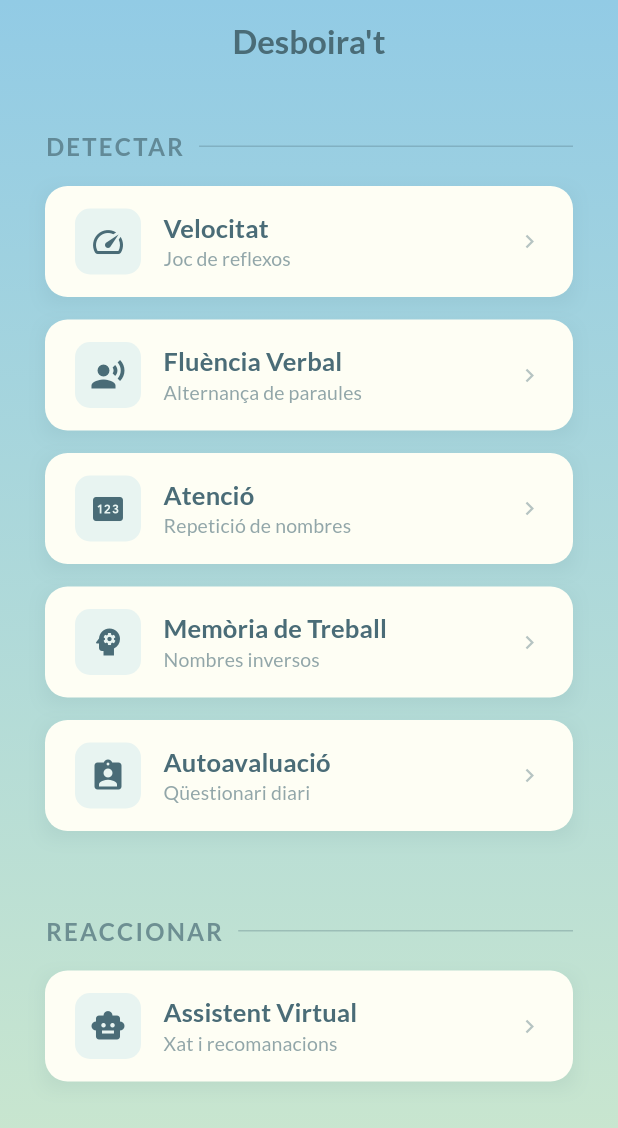
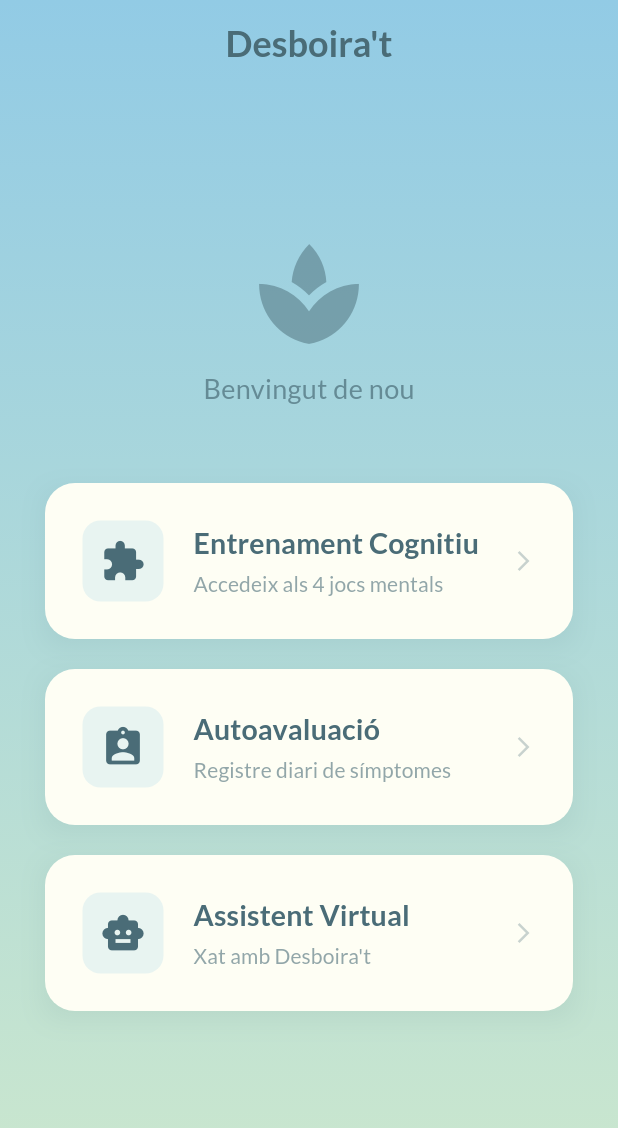
Before and after one commit to oriolmirolf/desboirat, a Flutter app: the screen it shows once a user with an empty profile is signed in, on a phone screen of 412 x 824 dp. Shown: the top 1128 px of the screen. Run offline on Flutter 3.47's test engine with Material 3 defaults, Android fonts, the phone set to English and light mode, and no system bars; our stand-ins replace cloud_firestore, firebase_auth, firebase_core, flutter_dotenv, google_fonts, google_generative_ai and 2 more; missing offline and left inert: mobile_scanner; accounts and stored records are empty.

Commit message:
feat: New home screen

```diff
--- a/desboirat/lib/screens/home_screen.dart
+++ b/desboirat/lib/screens/home_screen.dart
@@ -1,104 +1,82 @@
 import 'package:flutter/material.dart';
-import 'processing_speed_test.dart';
-import 'fluency_test.dart';
-import 'memory_test.dart';
+import '../theme/app_colors.dart';
+import 'games_menu_screen.dart';
 import 'subjective_test.dart';
 import 'chatbot_screen.dart';
-import 'package:desboirat/theme/app_colors.dart';
 
 class HomeScreen extends StatelessWidget {
   @override
   Widget build(BuildContext context) {
     return Scaffold(
-      // 1. Extend body behind AppBar so the gradient covers the status bar area
       extendBodyBehindAppBar: true,
       appBar: AppBar(
         title: Text(
           "Desboira't",
           style: TextStyle(
             color: AppColors.deepSlate,
-            fontWeight: FontWeight.bold
+            fontWeight: FontWeight.bold,
+            fontSize: 24
           )
         ),
         centerTitle: true,
-        backgroundColor: Colors.transparent, // Transparent to show gradient
-        elevation: 0, // Remove shadow for a flat, modern look
+        backgroundColor: Colors.transparent,
+        elevation: 0,
       ),
       body: Container(
-        // 2. The Main Background Gradient
         width: double.infinity,
-        height: double.infinity, // Ensures gradient fills screen
+        height: double.infinity,
         decoration: BoxDecoration(
           gradient: AppColors.mainGradient,
         ),
         child: SafeArea(
-          child: SingleChildScrollView(
           child: Padding(
             padding: const EdgeInsets.symmetric(horizontal: 30.0),
             child: Column(
-                crossAxisAlignment: CrossAxisAlignment.stretch, // Stretch buttons
+              mainAxisAlignment: MainAxisAlignment.center,
               children: [
+
+                // --- BIG ICON ---
+                Icon(Icons.spa, size: 80, color: AppColors.deepSlate.withOpacity(0.5)),
+                SizedBox(height: 10),
+                Text(
+                  "Benvingut de nou",
+                  style: TextStyle(fontSize: 18, color: AppColors.deepSlate.withOpacity(0.7)),
+                ),
+                SizedBox(height: 50),
+
+                // --- 1. GAMES MENU BUTTON ---
+                _buildMainButton(
+                  context,
+                  "Entrenament Cognitiu",
+                  "Accedeix als 4 jocs mentals",
+                  Icons.extension,
+                  GamesMenuScreen(),
+                ),
+
                 SizedBox(height: 20),
 
-                  // --- SECTION 1: DETECTAR ---
-                  _buildSectionHeader("DETECTAR"),
-
-                  _buildNavButton(
+                // --- 2. AUTO-EVALUATION ---
+                _buildMainButton(
                   context,
-                    "Velocitat",
-                    "Joc de reflexos",
-                    Icons.speed,
-                    ProcessingSpeedTest()
+                  "Autoavaluació",
+                  "Registre diari de símptomes",
+                  Icons.assignment_ind,
+                  SubjectiveTestScreen(),
                 ),
 
-                  _buildNavButton(
+                SizedBox(height: 20),
+
+                // --- 3. VIRTUAL ASSISTANT ---
+                _buildMainButton(
                   context,
-                    "Fluència Verbal",
-                    "Alternança de paraules",
-                    Icons.record_voice_over,
-                    FluencyTestScreen()
+                  "Assistent Virtual",
+                  "Xat amb Desboira't",
+                  Icons.smart_toy,
+                  ChatBotScreen(),
                 ),
 
-                  _buildNavButton(
-                    context,
-                    "Atenció",
-                    "Repetició de nombres",
-                    Icons.pin, // 123 icon lookalike
-                    DigitSpanTest(isReverse: false)
-                  ),
-
-                  _buildNavButton(
-                    context,
-                    "Memòria de Treball",
-                    "Nombres inversos",
-                    Icons.psychology,
-                    DigitSpanTest(isReverse: true)
-                  ),
-
-                  _buildNavButton(
-                    context,
-                    "Autoavaluació",
-                    "Qüestionari diari",
-                    Icons.assignment_ind,
-                    SubjectiveTestScreen()
-                  ),
-
-                  SizedBox(height: 30),
-
-                  // --- SECTION 2: REACCIONAR ---
-                  _buildSectionHeader("REACCIONAR"),
-
-                  _buildNavButton(
-                    context,
-                    "Assistent Virtual",
-                    "Xat i recomanacions",
-                    Icons.smart_toy, // Robot icon
-                    ChatBotScreen()
-                  ),
-
-                  SizedBox(height: 40),
+                SizedBox(height: 50),
               ],
-              ),
             ),
           ),
         ),
@@ -106,68 +84,42 @@ class HomeScreen extends StatelessWidget {
     );
   }
 
-  // Helper for Section Headers
-  Widget _buildSectionHeader(String title) {
-    return Padding(
-      padding: const EdgeInsets.only(bottom: 15.0, top: 10.0),
-      child: Row(
-        children: [
-          Text(
-            title,
-            style: TextStyle(
-              fontSize: 16,
-              fontWeight: FontWeight.bold,
-              color: AppColors.deepSlate.withOpacity(0.7), // Slightly transparent
-              letterSpacing: 1.5,
-            )
-          ),
-          SizedBox(width: 10),
-          Expanded(child: Divider(color: AppColors.deepSlate.withOpacity(0.3))),
-        ],
-      ),
-    );
-  }
-
-  // Helper for the Buttons
-  Widget _buildNavButton(BuildContext ctx, String title, String subtitle, IconData icon, Widget page) {
+  Widget _buildMainButton(BuildContext ctx, String title, String subtitle, IconData icon, Widget page) {
     return Container(
-      margin: EdgeInsets.only(bottom: 15),
       decoration: BoxDecoration(
         boxShadow: [
           BoxShadow(
-            color: AppColors.deepSlate.withOpacity(0.1), // Soft shadow
-            blurRadius: 10,
-            offset: Offset(0, 4),
+            color: AppColors.deepSlate.withOpacity(0.1),
+            blurRadius: 15,
+            offset: Offset(0, 5),
           )
         ],
       ),
       child: ElevatedButton(
         style: ElevatedButton.styleFrom(
-          backgroundColor: AppColors.cream, // The unified button color
-          foregroundColor: AppColors.deepSlate, // Text/Ripple color
-          padding: EdgeInsets.symmetric(horizontal: 20, vertical: 15),
+          // UNIFIED STYLE: All buttons are Cream with Slate text
+          backgroundColor: AppColors.cream,
+          foregroundColor: AppColors.deepSlate,
+          padding: EdgeInsets.symmetric(horizontal: 25, vertical: 25),
           shape: RoundedRectangleBorder(
-            borderRadius: BorderRadius.circular(15) // Softer corners
+            borderRadius: BorderRadius.circular(20)
           ),
-          elevation: 0, // We used custom shadow in Container, so remove button shadow
+          elevation: 0,
         ),
         onPressed: () {
           Navigator.push(ctx, MaterialPageRoute(builder: (_) => page));
         },
         child: Row(
           children: [
-            // The Icon Box
             Container(
-              padding: EdgeInsets.all(10),
+              padding: EdgeInsets.all(12),
               decoration: BoxDecoration(
-                color: AppColors.skyBlue.withOpacity(0.2), // Light background for icon
-                borderRadius: BorderRadius.circular(10),
+                color: AppColors.skyBlue.withOpacity(0.2), // Light Blue box for icon
+                borderRadius: BorderRadius.circular(12),
               ),
-              child: Icon(icon, color: AppColors.deepSlate, size: 24),
+              child: Icon(icon, size: 30, color: AppColors.deepSlate),
             ),
-            SizedBox(width: 15),
-
-            // The Text
+            SizedBox(width: 20),
             Expanded(
               child: Column(
                 crossAxisAlignment: CrossAxisAlignment.start,
@@ -175,24 +127,22 @@ class HomeScreen extends StatelessWidget {
                   Text(
                     title,
                     style: TextStyle(
-                      fontSize: 17,
+                      fontSize: 19,
                       fontWeight: FontWeight.bold,
-                      color: AppColors.deepSlate
                     )
                   ),
+                  SizedBox(height: 4),
                   Text(
                     subtitle,
                     style: TextStyle(
-                      fontSize: 13,
+                      fontSize: 14,
                       color: AppColors.deepSlate.withOpacity(0.6)
                     )
                   ),
                 ],
               ),
             ),
-
-            // Small arrow
-            Icon(Icons.chevron_right, color: AppColors.deepSlate.withOpacity(0.4)),
+            Icon(Icons.arrow_forward_ios, size: 16, color: AppColors.deepSlate.withOpacity(0.3)),
           ],
         ),
       ),
```
Also changed, not shown: desboirat/lib/screens/games_menu_screen.dart (added, +137 -0 lines). Lines whose indentation alone changed are shown as unchanged.
